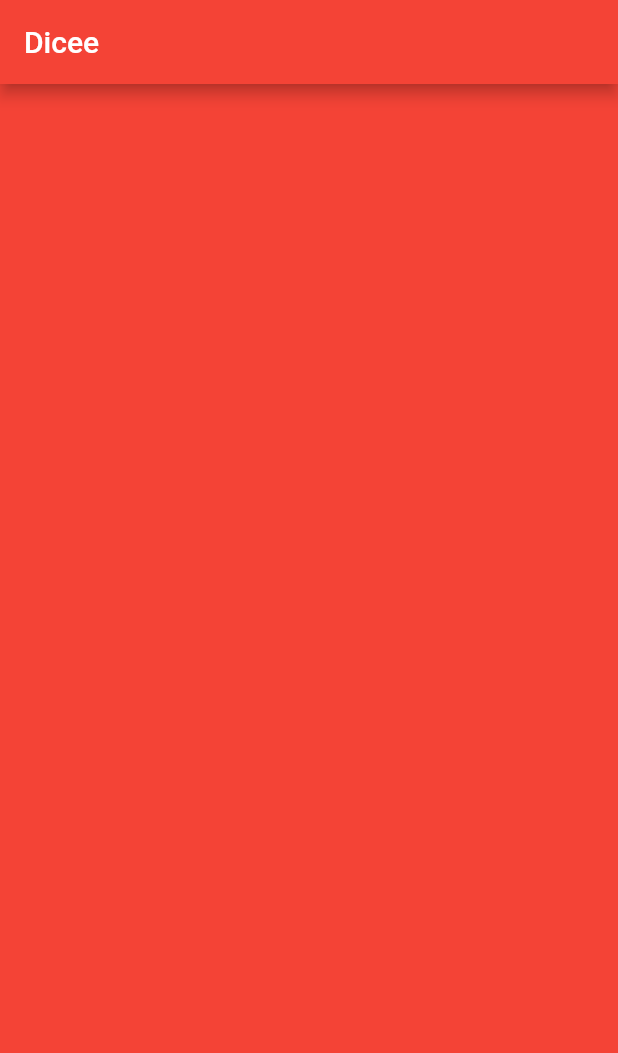
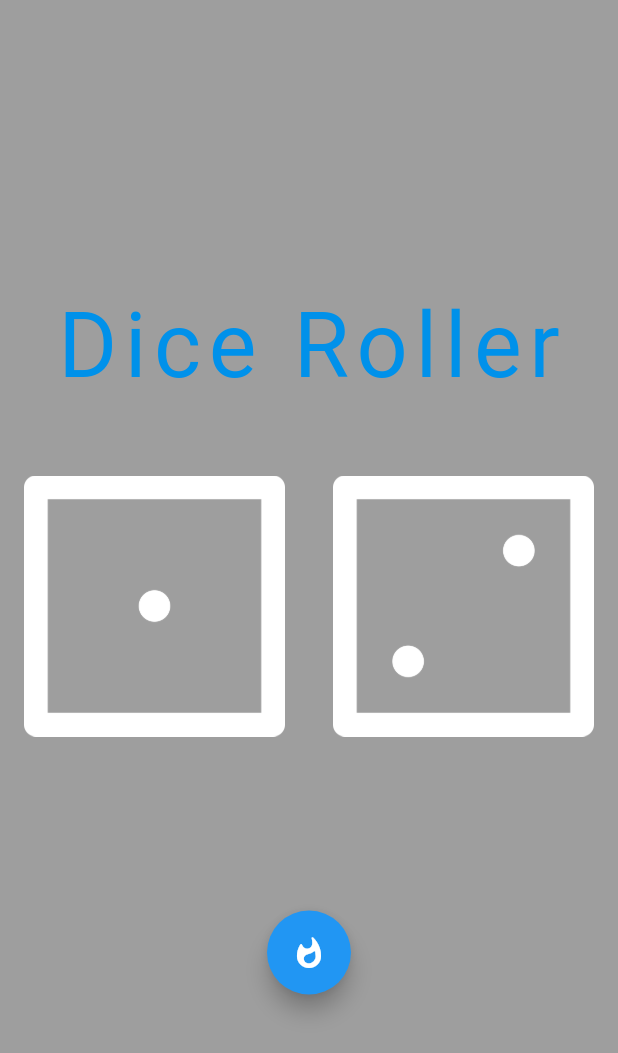
Before and after one commit to frankmaayn/flutter_projects, a Flutter app: the screen it shows after launch, on a phone screen of 412 x 824 dp. Shown: the top 1053 px of the screen. Run offline on Flutter 3.47's test engine with Material 2 defaults, Android fonts, the phone set to English and light mode, and no system bars; our stand-ins replace google_fonts.

Commit message:
Finished dice project

```diff
--- a/dicee/lib/main.dart
+++ b/dicee/lib/main.dart
@@ -1,23 +1,80 @@
+import 'dart:math';
+
 import 'package:flutter/material.dart';
+import 'package:google_fonts/google_fonts.dart';
 
+//Expanded widget -> allows the child to adapt on the size of the parent widget
+//Stateless widget -> if the structure of the context does not change, this is preferred
+//Stateful widget -> if the structure of the context does change, this is preferred
 void main() {
-  return runApp(
+  runApp(
     MaterialApp(
       home: Scaffold(
-        backgroundColor: Colors.red,
-        appBar: AppBar(
-          title: Text('Dicee'),
-          backgroundColor: Colors.red,
-        ),
+        backgroundColor: Colors.grey,
         body: DicePage(),
       ),
     ),
   );
 }
 
-class DicePage extends StatelessWidget {
+class DicePage extends StatefulWidget {
+  @override
+  _DicePageState createState() => _DicePageState();
+}
+
+class _DicePageState extends State<DicePage> {
+  int leftDiceNumber = 1;
+  int rightDiceNumber = 2;
+
+  void changeDice() {
+    setState(() {
+      leftDiceNumber = 1 + Random().nextInt(6);
+      rightDiceNumber = 1 + Random().nextInt(6);
+    });
+  }
+
   @override
   Widget build(BuildContext context) {
-    return Container();
+    return SafeArea(
+      child: Center(
+        child: Column(
+          mainAxisAlignment: MainAxisAlignment.center,
+          crossAxisAlignment: CrossAxisAlignment.center,
+          children: [
+            Text(
+              'Dice Roller',
+              style: GoogleFonts.blackOpsOne(
+                  color: Colors.lightBlueAccent[700],
+                  fontSize: 60,
+                  letterSpacing: 5,
+                  height: 4.0),
+            ),
+            Row(
+              children: [
+                Expanded(
+                  child: Padding(
+                    padding: const EdgeInsets.all(16.0),
+                    child: Image.asset('images/dice$leftDiceNumber.png'),
+                  ),
+                ),
+                Expanded(
+                  child: Padding(
+                    padding: const EdgeInsets.all(16.0),
+                    child: Image.asset('images/dice$rightDiceNumber.png'),
+                  ),
+                ),
+              ],
+            ),
+            Padding(
+              padding: const EdgeInsets.all(100.0),
+              child: FloatingActionButton(
+                onPressed: changeDice,
+                child: Icon(Icons.whatshot_rounded),
+              ),
+            ),
+          ],
+        ),
+      ),
+    );
   }
 }
--- a/dicee/pubspec.yaml
+++ b/dicee/pubspec.yaml
@@ -11,6 +11,7 @@ dependencies:
     sdk: flutter
 
   cupertino_icons: ^0.1.2
+  google_fonts: ^1.1.1
 
 dev_dependencies:
   flutter_test:
```
Also changed, not shown: 1 other file.
